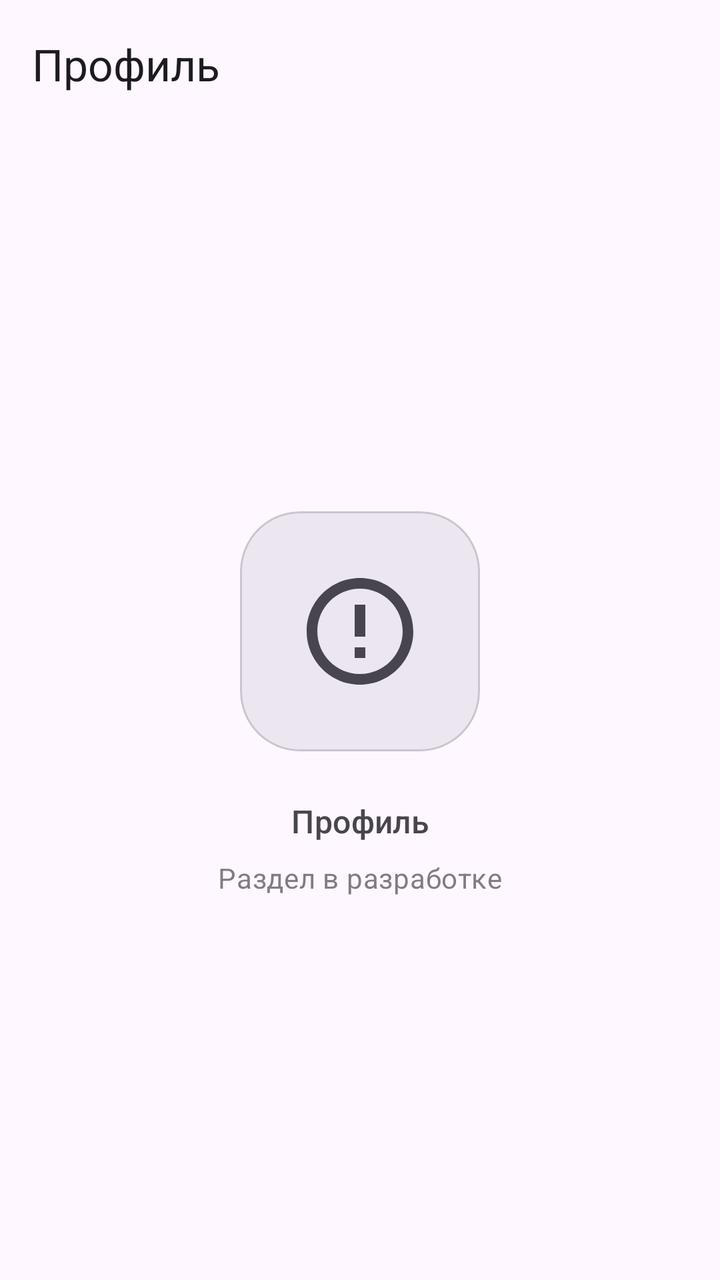
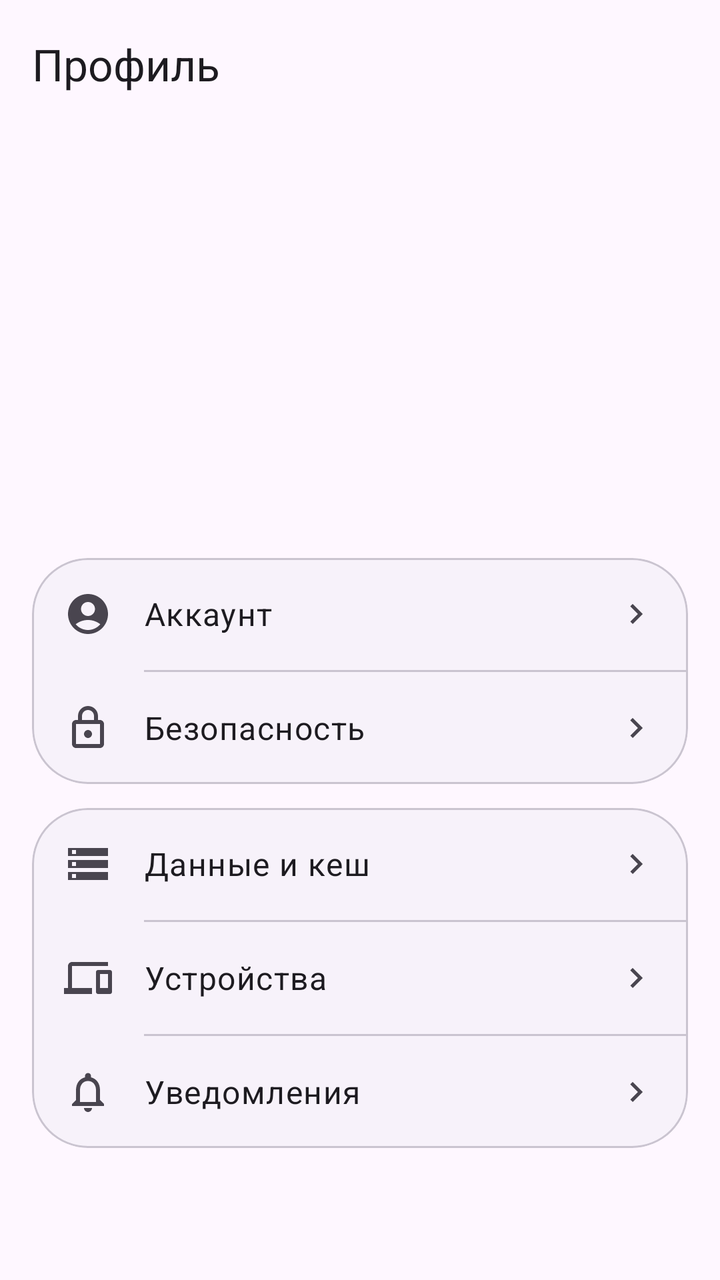

Compare the two renders of this Android layout. The source of the first and the diff that turns it into the second are given below.
<!-- AndroidManifest.xml: application theme Theme.BarkfluffClientAndroid -->
<!-- res/layout/fragment_profile.xml -->
<?xml version="1.0" encoding="utf-8"?>
<androidx.constraintlayout.widget.ConstraintLayout xmlns:android="http://schemas.android.com/apk/res/android"
    xmlns:app="http://schemas.android.com/apk/res-auto"
    android:layout_width="match_parent"
    android:layout_height="match_parent">

    
    <com.google.android.material.appbar.AppBarLayout
        android:id="@+id/appBarLayout"
        android:layout_width="match_parent"
        android:layout_height="wrap_content"
        android:background="?attr/colorSurface"
        app:liftOnScroll="true"
        app:layout_constraintTop_toTopOf="parent">

        <com.google.android.material.appbar.MaterialToolbar
            android:id="@+id/toolbar"
            android:layout_width="match_parent"
            android:layout_height="?attr/actionBarSize"
            app:title="Профиль"
            app:titleTextAppearance="?attr/textAppearanceTitleLarge"
            app:titleTextColor="?attr/colorOnSurface" />

    </com.google.android.material.appbar.AppBarLayout>

    
    <LinearLayout
        android:id="@+id/emptyState"
        android:layout_width="wrap_content"
        android:layout_height="wrap_content"
        android:gravity="center"
        android:orientation="vertical"
        android:padding="48dp"
        app:layout_constraintTop_toBottomOf="@id/appBarLayout"
        app:layout_constraintBottom_toBottomOf="parent"
        app:layout_constraintStart_toStartOf="parent"
        app:layout_constraintEnd_toEndOf="parent">

        <com.google.android.material.card.MaterialCardView
            android:layout_width="120dp"
            android:layout_height="120dp"
            android:layout_marginBottom="24dp"
            app:cardBackgroundColor="?attr/colorSurfaceContainerHigh"
            app:cardCornerRadius="30dp"
            app:cardElevation="0dp">

            <ImageView
                android:layout_width="64dp"
                android:layout_height="64dp"
                android:layout_gravity="center"
                android:importantForAccessibility="no"
                android:src="@drawable/ic_info"
                app:tint="?attr/colorOnSurfaceVariant" />

        </com.google.android.material.card.MaterialCardView>

        <TextView
            android:layout_width="wrap_content"
            android:layout_height="wrap_content"
            android:text="Профиль"
            android:textAppearance="?attr/textAppearanceTitleMedium"
            android:textColor="?attr/colorOnSurfaceVariant" />

        <TextView
            android:layout_width="wrap_content"
            android:layout_height="wrap_content"
            android:layout_marginTop="8dp"
            android:text="Раздел в разработке"
            android:textAlignment="center"
            android:textAppearance="?attr/textAppearanceBodyMedium"
            android:textColor="?attr/colorOnSurfaceVariant"
            android:alpha="0.7" />

    </LinearLayout>

</androidx.constraintlayout.widget.ConstraintLayout>
<!-- resources referenced by this layout -->
<resources>
  <!-- drawable ic_info (drawable) -->
  <?xml version="1.0" encoding="utf-8"?>
  <vector xmlns:android="http://schemas.android.com/apk/res/android"
      android:width="24dp"
      android:height="24dp"
      android:viewportWidth="24"
      android:viewportHeight="24">
      <path
          android:fillColor="?attr/colorOnSurface"
          android:pathData="M12,2C6.48,2 2,6.48 2,12s4.48,10 10,10 10,-4.48 10,-10S17.52,2 12,2zM12,20c-4.42,0 -8,-3.58 -8,-8s3.58,-8 8,-8 8,3.58 8,8 -3.58,8 -8,8zM11,7h2v6h-2V7zM11,15h2v2h-2V15z"/>
  </vector>
  <style name="Theme.BarkfluffClientAndroid" parent="Base.Theme.BarkfluffClientAndroid" />
  <!-- unchanged entries left out for length: 1 -->
</resources>

<!-- the commit's change to res/layout/fragment_profile.xml (unified diff, before → after) -->
@@ -23,54 +23,299 @@
 
     </com.google.android.material.appbar.AppBarLayout>
 
-    
-    <LinearLayout
-        android:id="@+id/emptyState"
-        android:layout_width="wrap_content"
-        android:layout_height="wrap_content"
-        android:gravity="center"
-        android:orientation="vertical"
-        android:padding="48dp"
+    <androidx.core.widget.NestedScrollView
+        android:layout_width="match_parent"
+        android:layout_height="0dp"
         app:layout_constraintTop_toBottomOf="@id/appBarLayout"
-        app:layout_constraintBottom_toBottomOf="parent"
-        app:layout_constraintStart_toStartOf="parent"
-        app:layout_constraintEnd_toEndOf="parent">
-
-        <com.google.android.material.card.MaterialCardView
-            android:layout_width="120dp"
-            android:layout_height="120dp"
-            android:layout_marginBottom="24dp"
-            app:cardBackgroundColor="?attr/colorSurfaceContainerHigh"
-            app:cardCornerRadius="30dp"
-            app:cardElevation="0dp">
-
-            <ImageView
-                android:layout_width="64dp"
-                android:layout_height="64dp"
-                android:layout_gravity="center"
-                android:importantForAccessibility="no"
-                android:src="@drawable/ic_info"
-                app:tint="?attr/colorOnSurfaceVariant" />
-
-        </com.google.android.material.card.MaterialCardView>
-
-        <TextView
-            android:layout_width="wrap_content"
+        app:layout_constraintBottom_toBottomOf="parent">
+
+        <LinearLayout
+            android:layout_width="match_parent"
             android:layout_height="wrap_content"
-            android:text="Профиль"
-            android:textAppearance="?attr/textAppearanceTitleMedium"
-            android:textColor="?attr/colorOnSurfaceVariant" />
-
-        <TextView
-            android:layout_width="wrap_content"
-            android:layout_height="wrap_content"
-            android:layout_marginTop="8dp"
-            android:text="Раздел в разработке"
-            android:textAlignment="center"
-            android:textAppearance="?attr/textAppearanceBodyMedium"
-            android:textColor="?attr/colorOnSurfaceVariant"
-            android:alpha="0.7" />
-
-    </LinearLayout>
+            android:orientation="vertical"
+            android:padding="16dp">
+
+            
+            <LinearLayout
+                android:layout_width="match_parent"
+                android:layout_height="wrap_content"
+                android:gravity="center_horizontal"
+                android:orientation="vertical">
+
+                <FrameLayout
+                    android:layout_width="96dp"
+                    android:layout_height="96dp">
+
+                    <com.google.android.material.imageview.ShapeableImageView
+                        android:id="@+id/avatarImage"
+                        android:layout_width="96dp"
+                        android:layout_height="96dp"
+                        android:scaleType="centerCrop"
+                        android:visibility="gone"
+                        app:shapeAppearanceOverlay="@style/ShapeAppearanceOverlay.App.CornerSize50Percent" />
+
+                    <TextView
+                        android:id="@+id/avatarPlaceholder"
+                        android:layout_width="96dp"
+                        android:layout_height="96dp"
+                        android:gravity="center"
+                        android:textColor="@android:color/white"
+                        android:textSize="36sp"
+                        android:textStyle="bold" />
+
+                </FrameLayout>
+
+                <TextView
+                    android:id="@+id/textFullName"
+                    android:layout_width="wrap_content"
+                    android:layout_height="wrap_content"
+                    android:layout_marginTop="16dp"
+                    android:textAppearance="?attr/textAppearanceHeadlineMedium"
+                    android:textColor="?attr/colorOnSurface" />
+
+                <TextView
+                    android:id="@+id/textUsername"
+                    android:layout_width="wrap_content"
+                    android:layout_height="wrap_content"
+                    android:layout_marginTop="4dp"
+                    android:textAppearance="?attr/textAppearanceBodyLarge"
+                    android:textColor="?attr/colorOnSurfaceVariant" />
+
+            </LinearLayout>
+
+            <android.widget.Space
+                android:layout_width="match_parent"
+                android:layout_height="24dp" />
+
+            
+            <com.google.android.material.card.MaterialCardView
+                android:layout_width="match_parent"
+                android:layout_height="wrap_content"
+                app:cardBackgroundColor="?attr/colorSurfaceContainerLow"
+                app:cardCornerRadius="28dp"
+                app:cardElevation="0dp"
+                app:strokeColor="?attr/colorOutlineVariant"
+                app:strokeWidth="1dp">
+
+                <LinearLayout
+                    android:layout_width="match_parent"
+                    android:layout_height="wrap_content"
+                    android:orientation="vertical">
+
+                    
+                    <LinearLayout
+                        android:id="@+id/itemAccount"
+                        android:layout_width="match_parent"
+                        android:layout_height="56dp"
+                        android:background="?attr/selectableItemBackground"
+                        android:gravity="center_vertical"
+                        android:orientation="horizontal"
+                        android:paddingHorizontal="16dp">
+
+                        <ImageView
+                            android:layout_width="24dp"
+                            android:layout_height="24dp"
+                            android:importantForAccessibility="no"
+                            android:src="@drawable/ic_account"
+                            app:tint="?attr/colorOnSurfaceVariant" />
+
+                        <TextView
+                            android:layout_width="0dp"
+                            android:layout_height="wrap_content"
+                            android:layout_marginStart="16dp"
+                            android:layout_weight="1"
+                            android:text="Аккаунт"
+                            android:textAppearance="?attr/textAppearanceBodyLarge"
+                            android:textColor="?attr/colorOnSurface" />
+
+                        <ImageView
+                            android:layout_width="20dp"
+                            android:layout_height="20dp"
+                            android:importantForAccessibility="no"
+                            android:src="@drawable/ic_chevron_right" />
+
+                    </LinearLayout>
+
+                    <com.google.android.material.divider.MaterialDivider
+                        android:layout_width="match_parent"
+                        android:layout_height="wrap_content"
+                        android:layout_marginStart="56dp" />
+
+                    
+                    <LinearLayout
+                        android:id="@+id/itemSecurity"
+                        android:layout_width="match_parent"
+                        android:layout_height="56dp"
+                        android:background="?attr/selectableItemBackground"
+                        android:gravity="center_vertical"
+                        android:orientation="horizontal"
+                        android:paddingHorizontal="16dp">
+
+                        <ImageView
+                            android:layout_width="24dp"
+                            android:layout_height="24dp"
+                            android:importantForAccessibility="no"
+                            android:src="@drawable/ic_security"
+                            app:tint="?attr/colorOnSurfaceVariant" />
+
+                        <TextView
+                            android:layout_width="0dp"
+                            android:layout_height="wrap_content"
+                            android:layout_marginStart="16dp"
+                            android:layout_weight="1"
+                            android:text="Безопасность"
+                            android:textAppearance="?attr/textAppearanceBodyLarge"
+                            android:textColor="?attr/colorOnSurface" />
+
+                        <ImageView
+                            android:layout_width="20dp"
+                            android:layout_height="20dp"
+                            android:importantForAccessibility="no"
+                            android:src="@drawable/ic_chevron_right" />
+
+                    </LinearLayout>
+
+                </LinearLayout>
+
+            </com.google.android.material.card.MaterialCardView>
+
+            <android.widget.Space
+                android:layout_width="match_parent"
+                android:layout_height="12dp" />
+
+            
+            <com.google.android.material.card.MaterialCardView
+                android:layout_width="match_parent"
+                android:layout_height="wrap_content"
+                app:cardBackgroundColor="?attr/colorSurfaceContainerLow"
+                app:cardCornerRadius="28dp"
+                app:cardElevation="0dp"
+                app:strokeColor="?attr/colorOutlineVariant"
+                app:strokeWidth="1dp">
+
+                <LinearLayout
+                    android:layout_width="match_parent"
+                    android:layout_height="wrap_content"
+                    android:orientation="vertical">
+
+                    
+                    <LinearLayout
+                        android:id="@+id/itemStorage"
+                        android:layout_width="match_parent"
+                        android:layout_height="56dp"
+                        android:background="?attr/selectableItemBackground"
+                        android:gravity="center_vertical"
+                        android:orientation="horizontal"
+                        android:paddingHorizontal="16dp">
+
+                        <ImageView
+                            android:layout_width="24dp"
+                            android:layout_height="24dp"
+                            android:importantForAccessibility="no"
+                            android:src="@drawable/ic_storage"
+                            app:tint="?attr/colorOnSurfaceVariant" />
+
+                        <TextView
+                            android:layout_width="0dp"
+                            android:layout_height="wrap_content"
+                            android:layout_marginStart="16dp"
+                            android:layout_weight="1"
+                            android:text="Данные и кеш"
+                            android:textAppearance="?attr/textAppearanceBodyLarge"
+                            android:textColor="?attr/colorOnSurface" />
+
+                        <ImageView
+                            android:layout_width="20dp"
+                            android:layout_height="20dp"
+                            android:importantForAccessibility="no"
+                            android:src="@drawable/ic_chevron_right" />
+
+                    </LinearLayout>
+
+                    <com.google.android.material.divider.MaterialDivider
+                        android:layout_width="match_parent"
+                        android:layout_height="wrap_content"
+                        android:layout_marginStart="56dp" />
+
+                    
+                    <LinearLayout
+                        android:id="@+id/itemDevices"
+                        android:layout_width="match_parent"
+                        android:layout_height="56dp"
+                        android:background="?attr/selectableItemBackground"
+                        android:gravity="center_vertical"
+                        android:orientation="horizontal"
+                        android:paddingHorizontal="16dp">
+
+                        <ImageView
+                            android:layout_width="24dp"
+                            android:layout_height="24dp"
+                            android:importantForAccessibility="no"
+                            android:src="@drawable/ic_devices"
+                            app:tint="?attr/colorOnSurfaceVariant" />
+
+                        <TextView
+                            android:layout_width="0dp"
+                            android:layout_height="wrap_content"
+                            android:layout_marginStart="16dp"
+                            android:layout_weight="1"
+                            android:text="Устройства"
+                            android:textAppearance="?attr/textAppearanceBodyLarge"
+                            android:textColor="?attr/colorOnSurface" />
+
+                        <ImageView
+                            android:layout_width="20dp"
+                            android:layout_height="20dp"
+                            android:importantForAccessibility="no"
+                            android:src="@drawable/ic_chevron_right" />
+
+                    </LinearLayout>
+
+                    <com.google.android.material.divider.MaterialDivider
+                        android:layout_width="match_parent"
+                        android:layout_height="wrap_content"
+                        android:layout_marginStart="56dp" />
+
+                    
+                    <LinearLayout
+                        android:id="@+id/itemNotifications"
+                        android:layout_width="match_parent"
+                        android:layout_height="56dp"
+                        android:background="?attr/selectableItemBackground"
+                        android:gravity="center_vertical"
+                        android:orientation="horizontal"
+                        android:paddingHorizontal="16dp">
+
+                        <ImageView
+                            android:layout_width="24dp"
+                            android:layout_height="24dp"
+                            android:importantForAccessibility="no"
+                            android:src="@drawable/ic_notifications"
+                            app:tint="?attr/colorOnSurfaceVariant" />
+
+                        <TextView
+                            android:layout_width="0dp"
+                            android:layout_height="wrap_content"
+                            android:layout_marginStart="16dp"
+                            android:layout_weight="1"
+                            android:text="Уведомления"
+                            android:textAppearance="?attr/textAppearanceBodyLarge"
+                            android:textColor="?attr/colorOnSurface" />
+
+                        <ImageView
+                            android:layout_width="20dp"
+                            android:layout_height="20dp"
+                            android:importantForAccessibility="no"
+                            android:src="@drawable/ic_chevron_right" />
+
+                    </LinearLayout>
+
+                </LinearLayout>
+
+            </com.google.android.material.card.MaterialCardView>
+
+        </LinearLayout>
+
+    </androidx.core.widget.NestedScrollView>
 
 </androidx.constraintlayout.widget.ConstraintLayout>
<!-- resource entries referenced after the edit -->
@@ -1,6 +1,6 @@
 <!-- resources referenced by this layout -->
 <resources>
-  <!-- drawable ic_info (drawable) -->
+  <!-- drawable ic_account (drawable) -->
   <?xml version="1.0" encoding="utf-8"?>
   <vector xmlns:android="http://schemas.android.com/apk/res/android"
       android:width="24dp"
@@ -9,8 +9,66 @@
       android:viewportHeight="24">
       <path
           android:fillColor="?attr/colorOnSurface"
-          android:pathData="M12,2C6.48,2 2,6.48 2,12s4.48,10 10,10 10,-4.48 10,-10S17.52,2 12,2zM12,20c-4.42,0 -8,-3.58 -8,-8s3.58,-8 8,-8 8,3.58 8,8 -3.58,8 -8,8zM11,7h2v6h-2V7zM11,15h2v2h-2V15z"/>
+          android:pathData="M12,2C6.48,2 2,6.48 2,12s4.48,10 10,10 10,-4.48 10,-10S17.52,2 12,2zM12,6c1.93,0 3.5,1.57 3.5,3.5S13.93,13 12,13s-3.5,-1.57 -3.5,-3.5S10.07,6 12,6zM12,20c-2.03,0 -4.43,-0.82 -6.14,-2.88C7.55,15.8 9.68,15 12,15s4.45,0.8 6.14,2.12C16.43,19.18 14.03,20 12,20z"/>
   </vector>
+  <!-- drawable ic_chevron_right (drawable) -->
+  <?xml version="1.0" encoding="utf-8"?>
+  <vector xmlns:android="http://schemas.android.com/apk/res/android"
+      android:width="24dp"
+      android:height="24dp"
+      android:viewportWidth="24"
+      android:viewportHeight="24">
+      <path
+          android:fillColor="?attr/colorOnSurfaceVariant"
+          android:pathData="M10,6L8.59,7.41 13.17,12l-4.58,4.59L10,18l6,-6z"/>
+  </vector>
+  <!-- drawable ic_devices (drawable) -->
+  <?xml version="1.0" encoding="utf-8"?>
+  <vector xmlns:android="http://schemas.android.com/apk/res/android"
+      android:width="24dp"
+      android:height="24dp"
+      android:viewportWidth="24"
+      android:viewportHeight="24">
+      <path
+          android:fillColor="?attr/colorOnSurface"
+          android:pathData="M4,6h18V4H4c-1.1,0 -2,0.9 -2,2v11H0v3h14v-3H4V6zM23,8h-6c-0.55,0 -1,0.45 -1,1v10c0,0.55 0.45,1 1,1h6c0.55,0 1,-0.45 1,-1V9c0,-0.55 -0.45,-1 -1,-1zM22,17h-4v-7h4v7z"/>
+  </vector>
+  <!-- drawable ic_notifications (drawable) -->
+  <?xml version="1.0" encoding="utf-8"?>
+  <vector xmlns:android="http://schemas.android.com/apk/res/android"
+      android:width="24dp"
+      android:height="24dp"
+      android:viewportWidth="24"
+      android:viewportHeight="24">
+      <path
+          android:fillColor="?attr/colorOnSurface"
+          android:pathData="M12,22c1.1,0 2,-0.9 2,-2h-4c0,1.1 0.9,2 2,2zM18,16v-5c0,-3.07 -1.63,-5.64 -4.5,-6.32V4c0,-0.83 -0.67,-1.5 -1.5,-1.5s-1.5,0.67 -1.5,1.5v0.68C7.64,5.36 6,7.92 6,11v5l-2,2v1h16v-1l-2,-2zM16,17H8v-6c0,-2.48 1.51,-4.5 4,-4.5s4,2.02 4,4.5v6z"/>
+  </vector>
+  <!-- drawable ic_security (drawable) -->
+  <?xml version="1.0" encoding="utf-8"?>
+  <vector xmlns:android="http://schemas.android.com/apk/res/android"
+      android:width="24dp"
+      android:height="24dp"
+      android:viewportWidth="24"
+      android:viewportHeight="24">
+      <path
+          android:fillColor="?attr/colorOnSurface"
+          android:pathData="M18,8h-1V6c0,-2.76 -2.24,-5 -5,-5S7,3.24 7,6v2H6c-1.1,0 -2,0.9 -2,2v10c0,1.1 0.9,2 2,2h12c1.1,0 2,-0.9 2,-2V10c0,-1.1 -0.9,-2 -2,-2zM9,6c0,-1.66 1.34,-3 3,-3s3,1.34 3,3v2H9V6zM18,20H6V10h12v10zM12,17c1.1,0 2,-0.9 2,-2s-0.9,-2 -2,-2 -2,0.9 -2,2 0.9,2 2,2z"/>
+  </vector>
+  <!-- drawable ic_storage (drawable) -->
+  <?xml version="1.0" encoding="utf-8"?>
+  <vector xmlns:android="http://schemas.android.com/apk/res/android"
+      android:width="24dp"
+      android:height="24dp"
+      android:viewportWidth="24"
+      android:viewportHeight="24">
+      <path
+          android:fillColor="?attr/colorOnSurface"
+          android:pathData="M2,20h20v-4H2v4zM4,17h2v2H4v-2zM2,4v4h20V4H2zM6,7H4V5h2v2zM2,14h20v-4H2v4zM4,11h2v2H4v-2z"/>
+  </vector>
+  <style name="ShapeAppearanceOverlay.App.CornerSize50Percent" parent="">
+          <item name="cornerSize">50%</item>
+      </style>
   <style name="Theme.BarkfluffClientAndroid" parent="Base.Theme.BarkfluffClientAndroid" />
   <!-- unchanged entries left out for length: 1 -->
 </resources>
